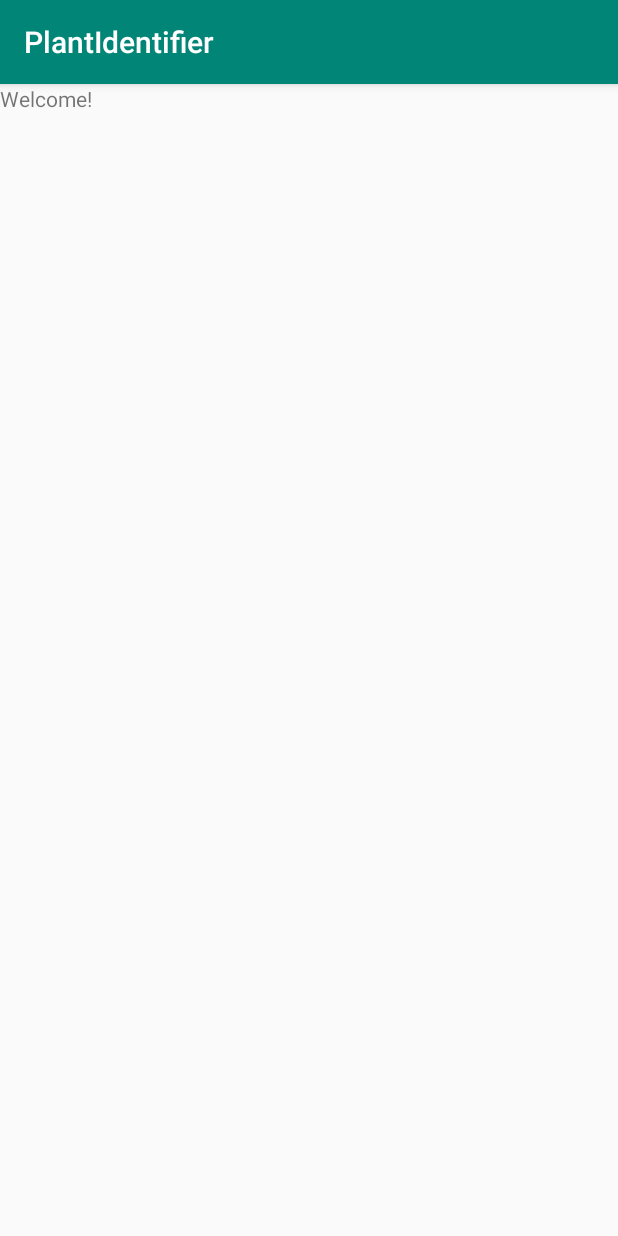
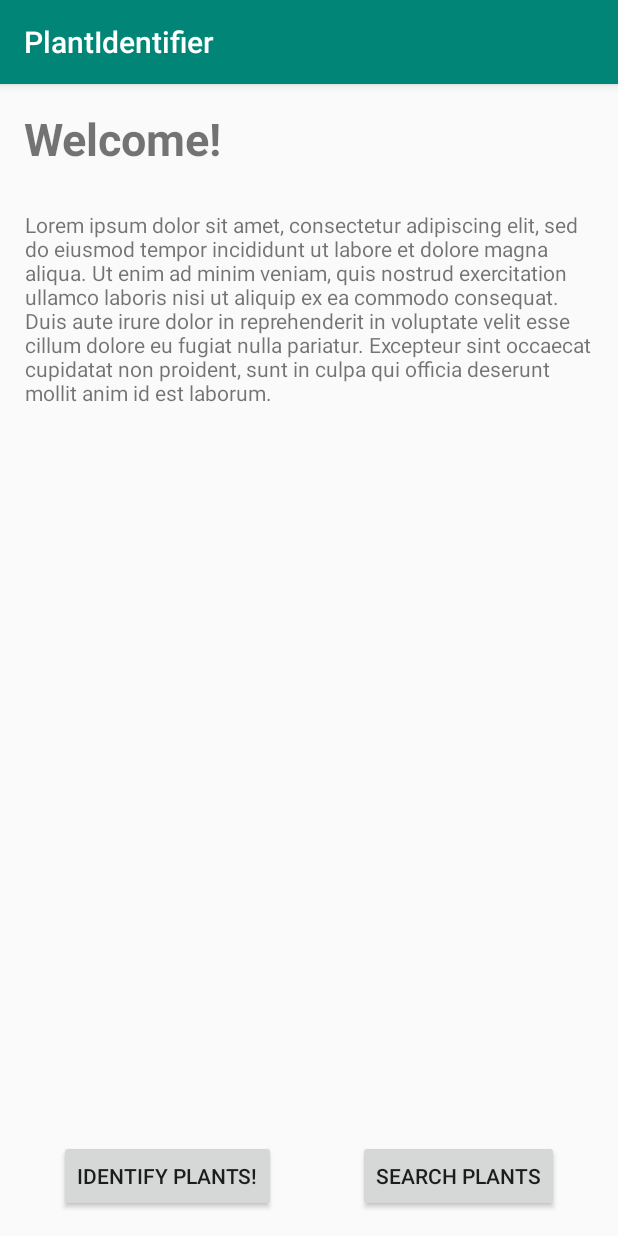
Before and after one commit to Scott3-0/NWAPW-Project, an Android app: the screen it shows after launch (MainActivity), on a phone screen of 412 x 824 dp. Run offline under Robolectric (Android 15) with nearby library versions, the phone set to English and light mode, and no system bars.

Commit message:
Update of last changes--now activity_main.xml has been altered

```diff
--- a/USE_THIS_ONE_FROM_NOW_ON/app/src/main/java/com/example/plantidentifier/MainActivity.java
+++ b/USE_THIS_ONE_FROM_NOW_ON/app/src/main/java/com/example/plantidentifier/MainActivity.java
@@ -3,6 +3,8 @@ package com.example.plantidentifier;
 import androidx.appcompat.app.AppCompatActivity;
 
 import android.os.Bundle;
+import android.view.View;
+import android.widget.Button;
 
 public class MainActivity extends AppCompatActivity {
 
@@ -10,5 +12,13 @@ public class MainActivity extends AppCompatActivity {
     protected void onCreate(Bundle savedInstanceState) {
         super.onCreate(savedInstanceState);
         setContentView(R.layout.activity_main);
+
+        final Button toCamButton = findViewById(R.id.toCamera);
+        toCamButton.setOnClickListener(new View.OnClickListener(){
+            @Override
+            public void onClick(View view) {
+                setContentView(R.layout.camera);
+            }
+        });
     }
 }
--- a/USE_THIS_ONE_FROM_NOW_ON/app/src/main/res/layout/activity_main.xml
+++ b/USE_THIS_ONE_FROM_NOW_ON/app/src/main/res/layout/activity_main.xml
@@ -9,9 +9,49 @@
 
     <TextView
         android:id="@+id/textView2"
-        android:layout_width="221dp"
-        android:layout_height="92dp"
-        android:text="Welcome!"
-        tools:layout_editor_absoluteX="113dp"
-        tools:layout_editor_absoluteY="37dp" />
+        android:layout_width="220dp"
+        android:layout_height="52dp"
+        android:layout_marginStart="16dp"
+        android:layout_marginTop="16dp"
+        android:forceDarkAllowed="false"
+        android:text="@string/welcome"
+        android:textSize="30sp"
+        android:textStyle="bold"
+        app:layout_constraintStart_toStartOf="parent"
+        app:layout_constraintTop_toTopOf="parent" />
+    <TextView
+        android:id="@+id/textView3"
+        android:layout_width="379dp"
+        android:layout_height="187dp"
+        android:layout_marginStart="16dp"
+        android:layout_marginTop="16dp"
+        android:layout_marginEnd="16dp"
+        android:text="@string/text_filler"
+        app:layout_constraintEnd_toEndOf="parent"
+        app:layout_constraintStart_toStartOf="parent"
+        app:layout_constraintTop_toBottomOf="@+id/textView2" />
+
+    <Button
+        android:id="@+id/toCamera"
+        android:layout_width="wrap_content"
+        android:layout_height="wrap_content"
+        android:layout_marginStart="16dp"
+        android:layout_marginEnd="16dp"
+        android:layout_marginBottom="16dp"
+        android:text="@string/identify_plants"
+        app:layout_constraintBottom_toBottomOf="parent"
+        app:layout_constraintEnd_toStartOf="@+id/toPlantSearch"
+        app:layout_constraintStart_toStartOf="parent" />
+
+    <Button
+        android:id="@+id/toPlantSearch"
+        android:layout_width="wrap_content"
+        android:layout_height="wrap_content"
+        android:layout_marginStart="16dp"
+        android:layout_marginEnd="16dp"
+        android:layout_marginBottom="16dp"
+        android:text="@string/search_plants"
+        app:layout_constraintBottom_toBottomOf="parent"
+        app:layout_constraintEnd_toEndOf="parent"
+        app:layout_constraintStart_toEndOf="@+id/toCamera" />
 </androidx.constraintlayout.widget.ConstraintLayout>
--- /dev/null
+++ b/USE_THIS_ONE_FROM_NOW_ON/app/src/main/res/layout/camera.xml
@@ -0,0 +1,6 @@
+<?xml version="1.0" encoding="utf-8"?>
+<ConstrainedLayout xmlns:android="http://schemas.android.com/apk/res/android"
+    android:layout_width="match_parent"
+    android:layout_height="match_parent">
+
+</ConstrainedLayout>
--- a/USE_THIS_ONE_FROM_NOW_ON/app/src/main/res/values/strings.xml
+++ b/USE_THIS_ONE_FROM_NOW_ON/app/src/main/res/values/strings.xml
@@ -1,3 +1,7 @@
 <resources>
     <string name="app_name">PlantIdentifier</string>
+    <string name="welcome">Welcome!</string>
+    <string name="text_filler">Lorem ipsum dolor sit amet, consectetur adipiscing elit, sed do eiusmod tempor incididunt ut labore et dolore magna aliqua. Ut enim ad minim veniam, quis nostrud exercitation ullamco laboris nisi ut aliquip ex ea commodo consequat. Duis aute irure dolor in reprehenderit in voluptate velit esse cillum dolore eu fugiat nulla pariatur. Excepteur sint occaecat cupidatat non proident, sunt in culpa qui officia deserunt mollit anim id est laborum.</string>
+    <string name="identify_plants">Identify plants!</string>
+    <string name="search_plants">Search Plants</string>
 </resources>
```
